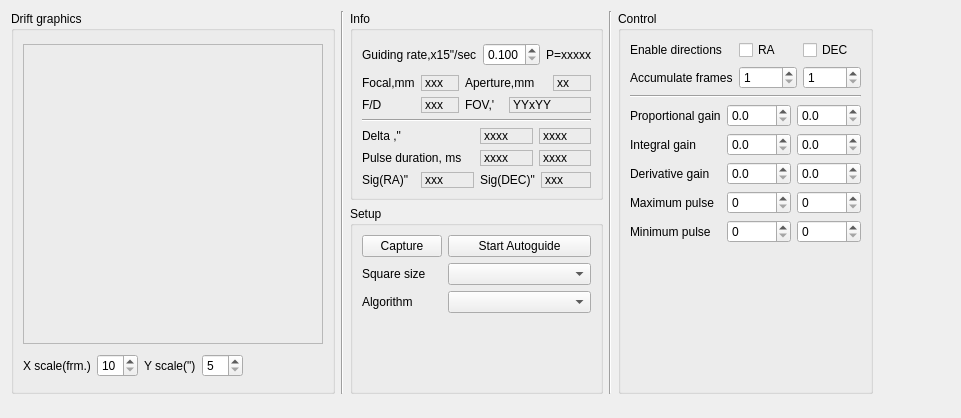
This is kstars/ekos/guide/guider.ui in KDE/kstars as Qt 5 draws it before an edit. The edited form follows.
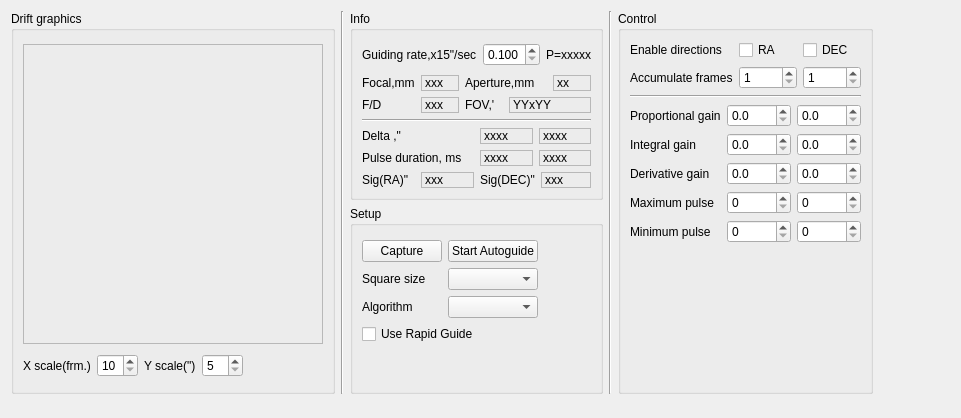
This is the edited form.

Commit message: Adding support to Rapid Guide, a new feature of INDI in which the guide star is determined automatically by the CCD driver, and can be useful especially if you are guiding via adaptive optics.

Patch:
```diff
--- a/kstars/ekos/guide/guider.ui
+++ b/kstars/ekos/guide/guider.ui
@@ -453,7 +453,9 @@
          </property>
          <layout class="QVBoxLayout" name="verticalLayout_7">
           <item>
-           <layout class="QFormLayout" name="formLayout">
+           <layout class="QHBoxLayout" name="horizontalLayout_8">
+            <item>
+             <layout class="QGridLayout" name="gridLayout_5">
             <item row="0" column="0">
              <widget class="QPushButton" name="captureB">
               <property name="text">
@@ -487,6 +489,28 @@
             </item>
             <item row="2" column="1">
              <widget class="QComboBox" name="comboBox_ThresholdAlg"/>
+              </item>
+              <item row="3" column="0" colspan="2">
+               <widget class="QCheckBox" name="kfcg_useRapidGuide">
+                <property name="text">
+                 <string>Use Rapid Guide</string>
+                </property>
+               </widget>
+              </item>
+             </layout>
+            </item>
+            <item>
+             <spacer name="horizontalSpacer_2">
+              <property name="orientation">
+               <enum>Qt::Horizontal</enum>
+              </property>
+              <property name="sizeHint" stdset="0">
+               <size>
+                <width>40</width>
+                <height>20</height>
+               </size>
+              </property>
+             </spacer>
             </item>
            </layout>
           </item>
```
Lines whose indentation alone changed are shown as unchanged. The commit also changes 8 other files.
